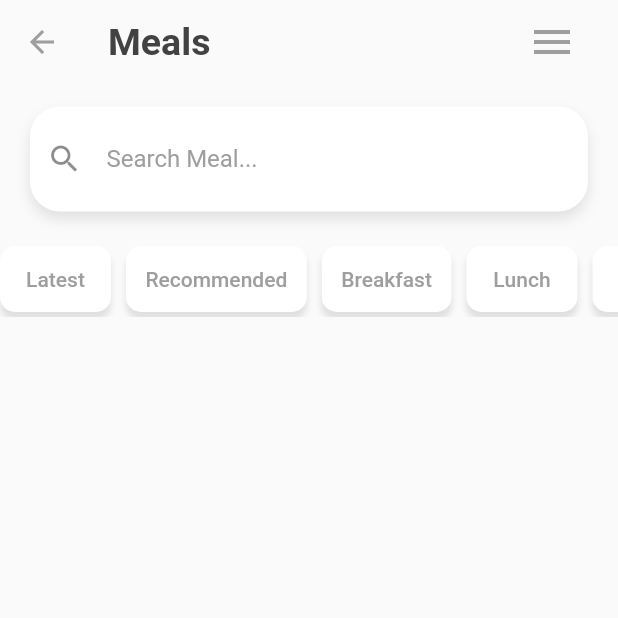
After one commit to Xsidelight/fitness_app_flutter, a Flutter app: the MealsScreen screen opened directly, on a phone screen of 412 x 824 dp, the top half of it. The commit adds this screen. Run offline on Flutter 3.47's test engine with Material 2 defaults, Android fonts, the phone set to English and light mode, and no system bars; our stand-ins replace google_fonts.

Commit message:
added meals screen

```diff
--- a/lib/data/meals_list.dart
+++ b/lib/data/meals_list.dart
@@ -8,7 +8,8 @@ List<Meal> dummyMealsList = [
     protein: 16.9,
     carb: 66.3,
     fat: 6.9,
-      calories: 389),
+    calories: 389,
+  ),
   Meal(
       category: 'Lunch',
       name: 'Chicken Salad',
--- a/lib/data/models/meal.dart
+++ b/lib/data/models/meal.dart
@@ -2,13 +2,39 @@ class Meal {
   final String? category;
   final String? name;
   final String? serving;
+  final String? description;
+  final double? cholesterol;
+  final double? potassium;
+  final double? sodium;
+  final double? calcium;
+  final double? magnesium;
+  final double? zinc;
+  final double? vitaminA;
+  final double? vitaminB12;
+  final double? vitaminB6;
+  final double? vitaminC;
+  final double? vitaminD;
+  final double? vitaminE;
   final double? protein;
   final double? carb;
   final double? fat;
   final int? calories;
 
   Meal(
-      {this.protein,
+      {this.description,
+      this.cholesterol,
+      this.potassium,
+      this.sodium,
+      this.calcium,
+      this.magnesium,
+      this.zinc,
+      this.vitaminA,
+      this.vitaminB12,
+      this.vitaminB6,
+      this.vitaminC,
+      this.vitaminD,
+      this.vitaminE,
+      this.protein,
       this.carb,
       this.fat,
       this.calories,
--- a/lib/presentation/router/app_router.dart
+++ b/lib/presentation/router/app_router.dart
@@ -1,13 +1,16 @@
 import 'package:fitness_app_x/presentation/screens/login_screen.dart';
 import 'package:fitness_app_x/presentation/screens/main_screen.dart';
+import 'package:fitness_app_x/presentation/screens/meals_screen.dart';
 import 'package:flutter/material.dart';
 
 class AppRouter {
   Route? onGenerateRoute(RouteSettings settings) {
     if (settings.name == '/') {
       return MaterialPageRoute(builder: (_) => LoginScreen());
-    } else if (settings.name == '/main_screen') {
+    } else if (settings.name == '/main_screen')  {
       return MaterialPageRoute(builder: (_) => MainScreen());
+    } else if (settings.name =='/meals_screen') {
+      return MaterialPageRoute(builder: (_) => MealsScreen());
     } else {
       return null;
     }
--- a/lib/presentation/screens/bottom_nav_pages/nutrition_page.dart
+++ b/lib/presentation/screens/bottom_nav_pages/nutrition_page.dart
@@ -151,10 +151,13 @@ class _NutritionPageState extends State<NutritionPage>
                     style: GoogleFonts.raleway(
                         fontSize: 18, fontWeight: FontWeight.bold),
                   ),
-                  Text(
-                    'Manage Meal',
-                    style: GoogleFonts.raleway(
-                      fontSize: 14,
+                  GestureDetector(
+                    onTap: () => Navigator.pushNamed(context, '/meals_screen'),
+                    child: Text(
+                      'Manage Meal',
+                      style: GoogleFonts.raleway(
+                        fontSize: 14,
+                      ),
                     ),
                   ),
                 ],
--- /dev/null
+++ b/lib/presentation/screens/meals_screen.dart
@@ -0,0 +1,105 @@
+import 'package:fitness_app_x/presentation/widgets/meals_screen_widgets/txt_button.dart';
+import 'package:flutter/cupertino.dart';
+import 'package:flutter/material.dart';
+
+class MealsScreen extends StatefulWidget {
+  const MealsScreen({Key? key}) : super(key: key);
+
+  @override
+  _MealsScreenState createState() => _MealsScreenState();
+}
+
+class _MealsScreenState extends State<MealsScreen> {
+  @override
+  Widget build(BuildContext context) {
+    final screenSize = MediaQuery.of(context).size;
+    return Scaffold(
+      appBar: AppBar(
+        backgroundColor: Colors.transparent,
+        title: Text(
+          'Meals',
+          style: TextStyle(
+              color: Colors.grey.shade800,
+              fontSize: 25,
+              fontWeight: FontWeight.bold),
+        ),
+        centerTitle: false,
+        elevation: 0,
+        iconTheme: IconThemeData(color: Colors.grey),
+        actions: [
+          Padding(
+            padding: EdgeInsets.only(right: 20),
+            child: IconButton(
+              icon: Icon(
+                Icons.menu,
+                color: Colors.grey,
+                size: 32,
+              ),
+              onPressed: () {},
+            ),
+          ),
+        ],
+      ),
+      body: Column(
+        children: [
+          Padding(
+            padding: EdgeInsets.only(top: 15, right: 20, left: 20),
+            child: Container(
+              padding: EdgeInsets.all(10),
+              decoration: BoxDecoration(
+                color: Colors.white,
+                border: Border.all(color: Colors.transparent),
+                borderRadius: BorderRadius.all(Radius.circular(20)),
+                boxShadow: [
+                  BoxShadow(
+                    // spreadRadius: ,
+                    blurRadius: 7,
+                    color: Colors.grey.shade300,
+                    offset: Offset(0, 5),
+                  ),
+                ],
+              ),
+              child: TextField(
+                decoration: InputDecoration(
+                  hintText: 'Search Meal...',
+                  hintStyle: TextStyle(color: Colors.grey),
+                  border: InputBorder.none,
+                  icon: Icon(Icons.search),
+                ),
+              ),
+            ),
+          ),
+          SizedBox(
+            height: 20,
+          ),
+          Container(
+            height: 50,
+            child: ListView(
+              scrollDirection: Axis.horizontal,
+              shrinkWrap: true,
+              children: [
+                TxtButton(title: 'Latest'),
+                SizedBox(
+                  width: 10,
+                ),
+                TxtButton(title: 'Recommended'),
+                SizedBox(
+                  width: 10,
+                ),
+                TxtButton(title: 'Breakfast'),
+                SizedBox(
+                  width: 10,
+                ),
+                TxtButton(title: 'Lunch'),
+                SizedBox(
+                  width: 10,
+                ),
+                TxtButton(title: 'Dinner'),
+              ],
+            ),
+          ),
+        ],
+      ),
+    );
+  }
+}
--- a/lib/presentation/widgets/home_page_widgets/home_page_row_item.dart
+++ b/lib/presentation/widgets/home_page_widgets/home_page_row_item.dart
@@ -27,7 +27,7 @@ class RowItem extends StatelessWidget {
               text: TextSpan(
                 text: number,
                 style: GoogleFonts.raleway(
-                    fontWeight: FontWeight.bold, fontSize: 30),
+                    fontWeight: FontWeight.bold, fontSize: 25),
                 children: [
                   TextSpan(
                     text: type,
--- /dev/null
+++ b/lib/presentation/widgets/meals_screen_widgets/txt_button.dart
@@ -0,0 +1,48 @@
+import 'package:flutter/material.dart';
+
+class TxtButton extends StatefulWidget {
+  final String title;
+
+  const TxtButton({Key? key, required this.title}) : super(key: key);
+
+  @override
+  _TxtButtonState createState() => _TxtButtonState();
+}
+
+class _TxtButtonState extends State<TxtButton> {
+  var isSelected = false;
+
+  @override
+  Widget build(BuildContext context) {
+    return Padding(
+      padding: EdgeInsets.symmetric(vertical: 3),
+      child: Container(
+        padding: EdgeInsets.all(5),
+        decoration: BoxDecoration(
+          color: isSelected ? Colors.purple : Colors.white,
+          borderRadius: BorderRadius.circular(10),
+          boxShadow: [
+            BoxShadow(
+              // spreadRadius: ,
+              blurRadius: 3,
+              color: Colors.grey.shade300,
+              offset: Offset(0, 5),
+            ),
+          ],
+        ),
+        child: TextButton(
+          onPressed: () {
+            setState(() {
+              isSelected = !isSelected;
+            });
+            print(isSelected);
+          },
+          child: Text(
+            widget.title,
+            style: TextStyle(color: isSelected ? Colors.white : Colors.grey),
+          ),
+        ),
+      ),
+    );
+  }
+}
```
Lines whose indentation alone changed are shown as unchanged.
